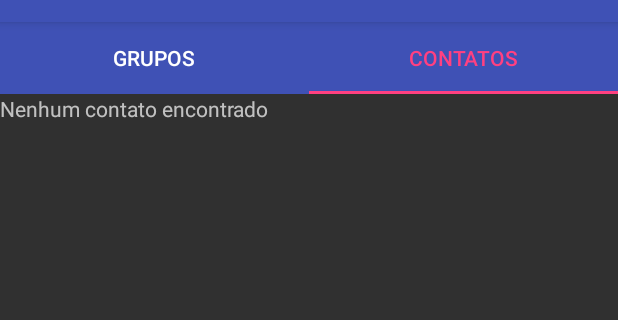
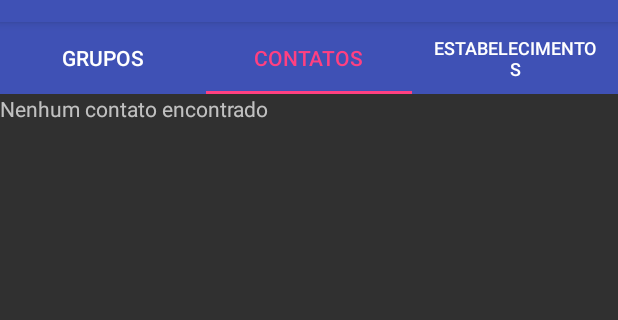
Before and after one commit to lassulfi/SemDim, an Android app: the screen it shows after launch once a user with an empty profile is signed in (MainActivity), tab 2 chosen, on a phone screen of 412 x 824 dp, the part 62-382 px from its top. Run offline under Robolectric (Android 15) with nearby library versions, the phone set to English and light mode, and no system bars; our stand-ins replace Firebase (no records; nobody signed in at launch, a user with empty details on screens opened directly).

Commit message:
Iniciado o desenvolvimento do cadastro de estabelecimentos

```diff
--- a/app/src/main/java/br/com/semdimapp/semdim/activity/MainActivity.java
+++ b/app/src/main/java/br/com/semdimapp/semdim/activity/MainActivity.java
@@ -21,6 +21,7 @@ import br.com.semdimapp.semdim.adapter.ViewPageAdapter;
 import br.com.semdimapp.semdim.controller.ContatoController;
 import br.com.semdimapp.semdim.controller.LoginController;
 import br.com.semdimapp.semdim.fragment.ContatoFragment;
+import br.com.semdimapp.semdim.fragment.EstabelecimentosFragment;
 import br.com.semdimapp.semdim.fragment.GruposFragment;
 import br.com.semdimapp.semdim.helper.ToastHelper;
 
@@ -58,6 +59,8 @@ public class MainActivity extends AppCompatActivity {
                 getResources().getString(R.string.grupos_fragment_title));
         viewPageAdapter.addFragment(new ContatoFragment(),
                 getResources().getString(R.string.contato_fragment_title));
+        viewPageAdapter.addFragment(new EstabelecimentosFragment(),
+                getString(R.string.estabelecimento_fragment_title));
         viewPager.setAdapter(viewPageAdapter);
 
         //Configuração do tabLayout
--- /dev/null
+++ b/app/src/main/java/br/com/semdimapp/semdim/fragment/EstabelecimentosFragment.java
@@ -0,0 +1,52 @@
+package br.com.semdimapp.semdim.fragment;
+
+
+import android.os.Bundle;
+import android.support.v4.app.Fragment;
+import android.view.LayoutInflater;
+import android.view.View;
+import android.view.ViewGroup;
+import android.widget.ArrayAdapter;
+import android.widget.EditText;
+import android.widget.ListView;
+import android.widget.TextView;
+
+import java.util.ArrayList;
+
+import br.com.semdimapp.semdim.R;
+import br.com.semdimapp.semdim.model.Estabelecimento;
+
+/**
+ * A simple {@link Fragment} subclass.
+ */
+
+//TODO: codificar o fragment de estabelecimentos
+public class EstabelecimentosFragment extends Fragment {
+
+    //Atributos
+    private ArrayList<Estabelecimento> estabelecimentos;
+
+    private ListView listView;
+    private TextView emptyTextView;
+    private ArrayAdapter adapter;
+
+    public EstabelecimentosFragment() {
+        // Required empty public constructor
+    }
+
+
+    @Override
+    public View onCreateView(LayoutInflater inflater, ViewGroup container,
+                             Bundle savedInstanceState) {
+        // Inflate the layout for this fragment
+        View view = inflater.inflate(R.layout.fragment_estabelecimentos, container, false);
+
+        listView = (ListView) view.findViewById(R.id.estabelecimentos_listview);
+        emptyTextView = (TextView) view.findViewById(R.id.estabelecimentos_empty_textview);
+        emptyTextView.setText(R.string.estabelecimento_empty_listview);
+        listView.setEmptyView(emptyTextView);
+
+        return view;
+    }
+
+}
--- a/app/src/main/res/values/strings.xml
+++ b/app/src/main/res/values/strings.xml
@@ -30,11 +30,15 @@
     <!-- lista_contatos.xml -->
     <string name="nome_contato_tv">Nome do contato</string>
     <string name="valor_contato_tv">Eu tenho R$ 0.00</string>
+    <!-- lista_estabelecimentos.xml -->
+    <string name="nome_estabelecimento_tv">Nome do estabelecimento</string>
     <!-- Fragments -->
     <string name="grupos_fragment_title">Grupos</string>
     <string name="grupos_empty_listview">Nenhum grupo encontrado</string>
     <string name="contato_fragment_title">Contatos</string>
     <string name="contato_empty_listview">Nenhum contato encontrado</string>
+    <string name="estabelecimento_fragment_title">Estabelecimentos</string>
+    <string name="estabelecimento_empty_listview"></string>
     <!-- MainActivity -->
     <string name="main_activity_new_contact_alertdialog_title">Novo contato</string>
     <string name="main_activity_new_contact_alertdialog_message">Email do contato:</string>
@@ -52,6 +56,4 @@
     <string name="cadastrar_grupo_sucesso">Grupo criado com sucesso</string>
     <string name="cadastrar_grupo_falha">Falha ao criar grupo</string>
 
-    <!-- TODO: Remove or change this placeholder text -->
-    <string name="hello_blank_fragment">Hello blank fragment</string>
 </resources>
```
Also changed, not shown: app/src/main/java/br/com/semdimapp/semdim/activity/ConversaGrupo.java (added, +15 -0 lines), app/src/main/java/br/com/semdimapp/semdim/activity/ConversaIndividual.java (added, +15 -0 lines), app/src/main/java/br/com/semdimapp/semdim/activity/EstabelecimentoActivity.java (added, +15 -0 lines), app/src/main/java/br/com/semdimapp/semdim/adapter/EstabelecimentoAdapter.java (added, +43 -0 lines), app/src/main/java/br/com/semdimapp/semdim/controller/EstabelecimentoController.java (added, +14 -0 lines), app/src/main/java/br/com/semdimapp/semdim/model/Estabelecimento.java (added, +27 -0 lines), app/src/main/res/layout/activity_conversa_grupo.xml (added, +9 -0 lines), app/src/main/res/layout/activity_conversa_individual.xml (added, +9 -0 lines), app/src/main/res/layout/activity_estabelecimento.xml (added, +9 -0 lines), app/src/main/res/layout/fragment_estabelecimentos.xml (added, +21 -0 lines), app/src/main/res/layout/lista_estabelecimentos.xml (added, +20 -0 lines).
